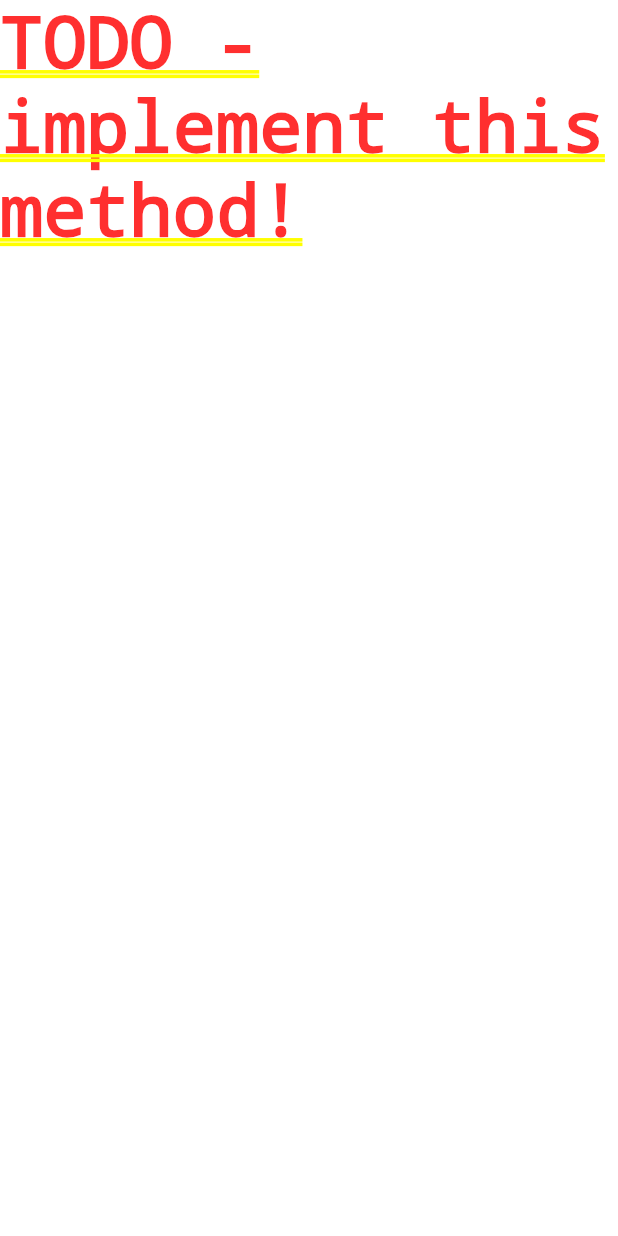
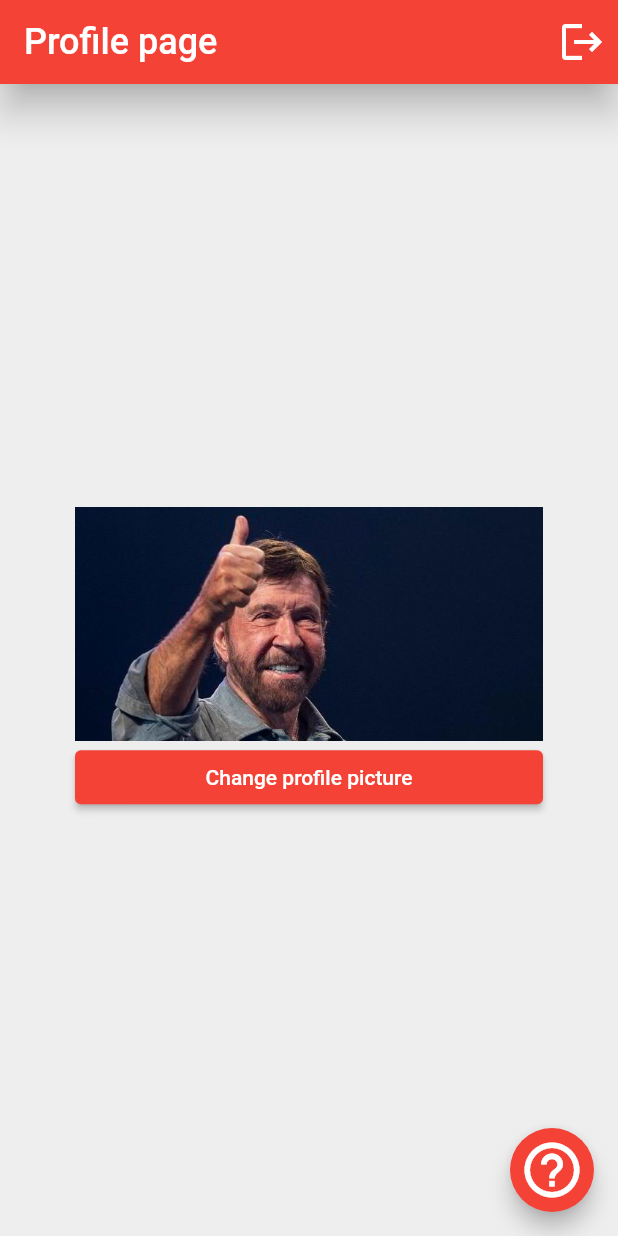
Before and after one commit to KennethMisund/exercise-e4-another-ui-layout, a Flutter app: the screen it shows after launch, on a phone screen of 412 x 824 dp. Run offline on Flutter 3.47's test engine with Material 2 defaults, Android fonts, the phone set to English and light mode, and no system bars.

Commit message:
Slet litt med å finne den 0.19% differansen jeg hadde i forhold til oppgaven. Men fant ut at profile picture skal egentlig være profile page.

```diff
--- a/lib/app.dart
+++ b/lib/app.dart
@@ -9,6 +9,8 @@ class E4App extends StatelessWidget {
     return MaterialApp(
       title: 'Exercise E4',
       home: const MyHomePage(),
+      theme: ThemeData(primarySwatch: Colors.red),
+      debugShowCheckedModeBanner: false,
     );
   }
 }
@@ -19,7 +21,55 @@ class MyHomePage extends StatelessWidget {
   @override
   Widget build(BuildContext context) {
     // TODO - implement this method
-    return Text("TODO - implement this method!");
+    return Scaffold(
+      appBar: AppBar(
+          title: const Text(
+            "Profile page",
+            style: TextStyle(
+              fontSize: 24,
+            ),
+          ),
+          elevation: 10,
+          actions: <Widget>[
+            IconButton(
+                iconSize: 32,
+                icon: const Icon(Icons.logout),
+                onPressed: () {
+                  _signOut(context);
+                }),
+          ]),
+
+        floatingActionButton: FloatingActionButton(
+          onPressed: () {
+            _showHelp(context);
+          },
+          child: const Icon(
+              Icons.help_outline, size: 44),
+        ),
+
+        backgroundColor: Colors.grey[200],
+        body: _myContent(context),
+
+    );
+  }
+
+  Widget _myContent(BuildContext context) {
+    return Padding(
+      padding: const EdgeInsets.fromLTRB(50, 0, 50, 0),
+      child: Column(
+        mainAxisAlignment: MainAxisAlignment.center,
+        crossAxisAlignment: CrossAxisAlignment.stretch,
+        children: <Widget>[
+          Image.asset('images/chuck.jpg'),
+          ElevatedButton(
+            child: const Text('Change profile picture'),
+            onPressed: () {
+              _changePicture(context);
+            },
+          ),
+        ],
+      ),
+    );
   }
 
   /// Show help page/dialog
--- a/pubspec.yaml
+++ b/pubspec.yaml
@@ -21,3 +21,6 @@ dev_dependencies:
 
 flutter:
   uses-material-design: true
+
+  assets:
+    - images/chuck.jpg
```
Also changed, not shown: 1 other file.
